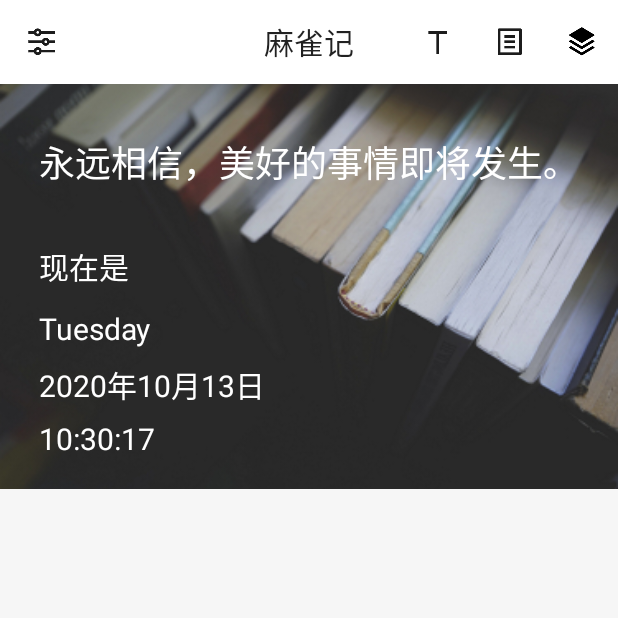
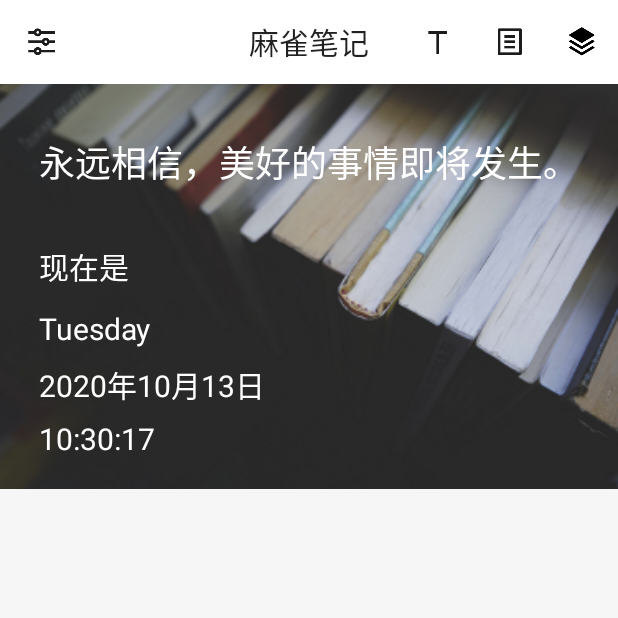
Before and after one commit to HorsenLiu/SparrowNotes, an Android app: the HomeActivity screen opened directly, with no data from a screen before it, on a phone screen of 412 x 824 dp, the top half of it. Run offline under Robolectric (Android 15) with nearby library versions, the phone set to English and light mode, and no system bars; our stand-ins replace ButterKnife; pictures from the network do not load; 1 statement that could not run was skipped.

Commit message:
修改APP名称

```diff
--- a/app/src/main/res/values/strings.xml
+++ b/app/src/main/res/values/strings.xml
@@ -1,5 +1,5 @@
 <resources>
-    <string name="app_name">麻雀记</string>
+    <string name="app_name">麻雀笔记</string>
     <string name="duration_time">200</string>
     <string name="edit">编辑</string>
     <string name="top">置顶</string>
```
